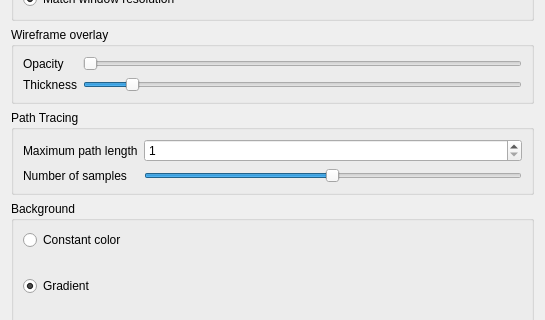
Before: the Qt Designer form src/ui/renderpropertiesui.ui in joesfer/voxelToy, drawn with Qt 5; both pictures show x 0 to 545 and y 109 to 429 of the 545 by 574 pixel window.
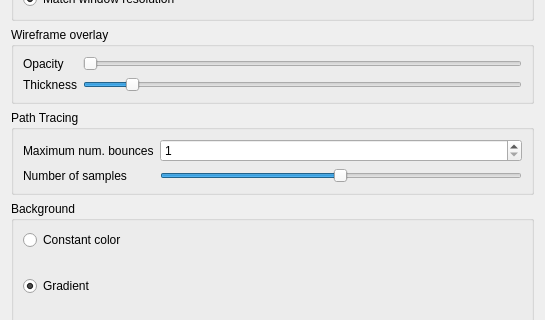
After: the same form once the commit is applied. Custom widgets are drawn as their Qt base class.

Commit message: Change 'path length' metric by 'num path bounces'

```diff
--- a/src/ui/renderpropertiesui.ui
+++ b/src/ui/renderpropertiesui.ui
@@ -235,7 +235,7 @@
       <item row="1" column="0">
        <widget class="QLabel" name="label">
         <property name="text">
-         <string>Maximum path length</string>
+         <string>Maximum num. bounces</string>
         </property>
        </widget>
       </item>
```
Left out of the diff: 12 changed lines with no effect on the pictures. The commit also changes 10 other files.
